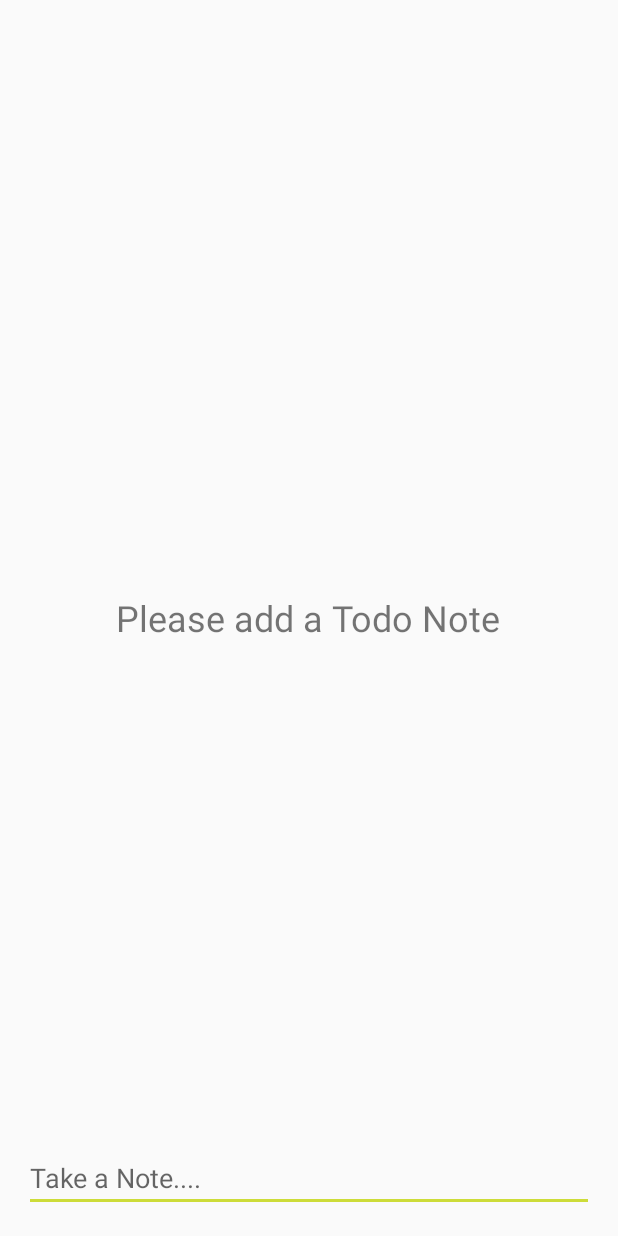
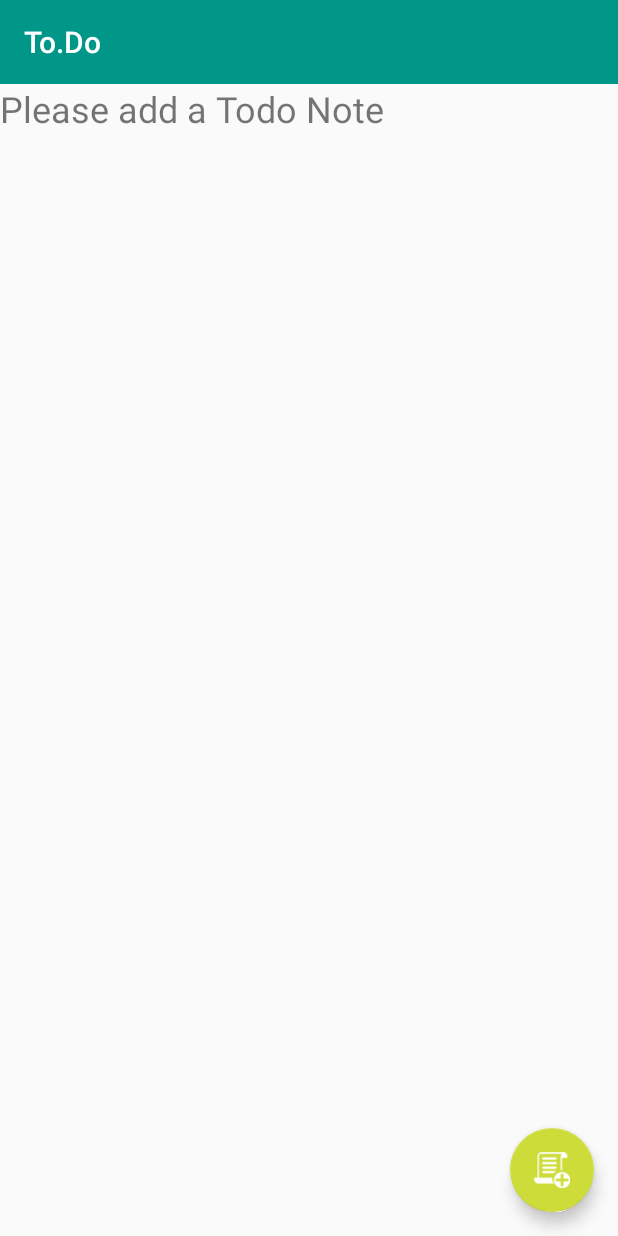
Before and after one commit to pragyagrawal/to.do, an Android app: the screen it shows after launch (ToDoListActivity), on a phone screen of 412 x 824 dp. Run offline under Robolectric (Android 15) with nearby library versions, the phone set to English and light mode, and no system bars; our stand-ins replace ButterKnife.

Commit message:
changing todo lists ui on home activity.

```diff
--- a/app/src/main/java/com/binarybricks/mytodolist/EditTodoItemActivity.java
+++ b/app/src/main/java/com/binarybricks/mytodolist/EditTodoItemActivity.java
@@ -141,7 +141,7 @@ public class EditTodoItemActivity extends AppCompatActivity {
 
     @OnClick(R.id.llPriority)
     void setPriority(View v){
-        final CharSequence[] priority = {"High", "Medium","Low"};
+        final CharSequence[] priority = {"High","Medium","Low"};
         AlertDialog.Builder builder = new AlertDialog.Builder(this);
         builder.setTitle("Priority:");
         builder.setItems(priority,new DialogInterface.OnClickListener() {
--- a/app/src/main/java/com/binarybricks/mytodolist/ToDoListActivity.java
+++ b/app/src/main/java/com/binarybricks/mytodolist/ToDoListActivity.java
@@ -4,20 +4,32 @@ import android.content.DialogInterface;
 import android.content.Intent;
 import android.database.Cursor;
 import android.os.Bundle;
+import android.support.design.widget.FloatingActionButton;
 import android.support.v7.app.AlertDialog;
 import android.support.v7.app.AppCompatActivity;
+import android.support.v7.widget.Toolbar;
 import android.view.View;
 import android.widget.AdapterView;
-import android.widget.EditText;
-import android.widget.GridView;
+import android.widget.ListView;
 import android.widget.SimpleCursorAdapter;
 import android.widget.TextView;
 
+import butterknife.BindView;
+import butterknife.ButterKnife;
+
 public class ToDoListActivity extends AppCompatActivity {
 
-    private GridView gvTodoItemList;
-    private EditText etAddTodoText;
-    private TextView tvEmptyListMessage;
+    @BindView(R.id.lvTodoList)
+    ListView lvTodoItemList;
+
+    @BindView(R.id.emptyListMessage)
+    TextView tvEmptyListMessage;
+
+    @BindView(R.id.fabAdd)
+    FloatingActionButton fabAdd;
+
+    @BindView(R.id.toolbar)
+    Toolbar toolbar;
 
     TodoDBHelper todoDBHelper;
     SimpleCursorAdapter cursorAdapter;
@@ -27,22 +39,22 @@ public class ToDoListActivity extends AppCompatActivity {
         super.onCreate(savedInstanceState);
         setContentView(R.layout.activity_to_do_list);
 
-        gvTodoItemList = (GridView) findViewById(R.id.gvTodoList);
-        etAddTodoText = (EditText) findViewById(R.id.etAddTodoText);
-        tvEmptyListMessage = (TextView) findViewById(R.id.emptyListMessage);
+        ButterKnife.bind(this);
+
+        setSupportActionBar(toolbar);
 
         todoDBHelper = new TodoDBHelper(ToDoListActivity.this);
 
         fetchTodoList();
 
-        gvTodoItemList.setOnItemClickListener(new AdapterView.OnItemClickListener() {
+        lvTodoItemList.setOnItemClickListener(new AdapterView.OnItemClickListener() {
             @Override
             public void onItemClick(AdapterView<?> parent, View view, int position, long id) {
                 // Get the cursor, positioned to the corresponding row in the result set
-                Cursor cursor = (Cursor) gvTodoItemList.getItemAtPosition(position);
+                Cursor cursor = (Cursor) lvTodoItemList.getItemAtPosition(position);
                 String task = cursor.getString(cursor.getColumnIndexOrThrow(TodoDBHelper.TODO_COLUMN_TASK));
                 String description = cursor.getString(cursor.getColumnIndexOrThrow(TodoDBHelper.TODO_COLUMN_DESCRIPTION));
-                String dueDate  = cursor.getString(cursor.getColumnIndexOrThrow(TodoDBHelper.TODO_COLUMN_DUE_DATE));
+                String dueDate = cursor.getString(cursor.getColumnIndexOrThrow(TodoDBHelper.TODO_COLUMN_DUE_DATE));
                 String priority = cursor.getString(cursor.getColumnIndexOrThrow(TodoDBHelper.TODO_COLUMN_PRIORITY));
                 String hashTag = cursor.getString(cursor.getColumnIndexOrThrow(TodoDBHelper.TODO_COLUMN_HASHTAG));
                 Integer taskId = cursor.getInt(cursor.getColumnIndexOrThrow(TodoDBHelper.TODO_COLUMN_ID));
@@ -58,7 +70,7 @@ public class ToDoListActivity extends AppCompatActivity {
             }
         });
 
-        etAddTodoText.setOnClickListener(new View.OnClickListener() {
+        fabAdd.setOnClickListener(new View.OnClickListener() {
             @Override
             public void onClick(View v) {
                 Intent emptyIntent = new Intent(ToDoListActivity.this, EditTodoItemActivity.class);
@@ -66,10 +78,10 @@ public class ToDoListActivity extends AppCompatActivity {
             }
         });
 
-        gvTodoItemList.setOnItemLongClickListener(new AdapterView.OnItemLongClickListener() {
+        lvTodoItemList.setOnItemLongClickListener(new AdapterView.OnItemLongClickListener() {
             @Override
-            public boolean onItemLongClick(AdapterView<?> arg0, View arg1, int pos, long id) {
-                Cursor cursor = (Cursor) gvTodoItemList.getItemAtPosition(pos);
+            public boolean onItemLongClick(AdapterView<?> parent, View view, int position, long id) {
+                Cursor cursor = (Cursor) lvTodoItemList.getItemAtPosition(position);
                 Integer taskId = cursor.getInt(cursor.getColumnIndexOrThrow(TodoDBHelper.TODO_COLUMN_ID));
                 showDeleteDialog(taskId);
                 return true;
@@ -89,23 +101,22 @@ public class ToDoListActivity extends AppCompatActivity {
     private void fetchTodoList() {
         // The desired columns to be bound
         String[] columns = new String[]{
-                todoDBHelper.TODO_COLUMN_TASK, todoDBHelper.TODO_COLUMN_DESCRIPTION
+                todoDBHelper.TODO_COLUMN_TASK, todoDBHelper.TODO_COLUMN_DESCRIPTION, todoDBHelper.TODO_COLUMN_DUE_DATE, todoDBHelper.TODO_COLUMN_PRIORITY
         };
 
         // the XML defined views which the data will be bound to
         int[] to = new int[]{
-                R.id.tvItemText, R.id.tvItemTitle
+                R.id.tvItemTask, R.id.tvItemDescription, R.id.tvSetItemDueDate, R.id.tvSetPriorityColor
         };
 
         Cursor cursor = todoDBHelper.getTodoList();
-        if (cursor.getCount()>0) {
+        if (cursor.getCount() > 0) {
             tvEmptyListMessage.setVisibility(View.INVISIBLE);
-        }else {
+        } else {
             tvEmptyListMessage.setVisibility(View.VISIBLE);
         }
         cursorAdapter = new SimpleCursorAdapter(ToDoListActivity.this, R.layout.todo_item_view, cursor, columns, to, 0);
-        gvTodoItemList.setAdapter(cursorAdapter);
-
+        lvTodoItemList.setAdapter(cursorAdapter);
     }
 
     private void showDeleteDialog(final Integer taskId) {
--- a/app/src/main/res/layout/activity_edit_todo_item.xml
+++ b/app/src/main/res/layout/activity_edit_todo_item.xml
@@ -4,7 +4,6 @@
     xmlns:tools="http://schemas.android.com/tools"
     android:layout_width="match_parent"
     android:layout_height="match_parent"
-    android:orientation="vertical"
     tools:context="com.binarybricks.mytodolist.EditTodoItemActivity">
 
     <android.support.v7.widget.Toolbar
--- a/app/src/main/res/layout/activity_to_do_list.xml
+++ b/app/src/main/res/layout/activity_to_do_list.xml
@@ -1,38 +1,53 @@
 <?xml version="1.0" encoding="utf-8"?>
 <RelativeLayout xmlns:android="http://schemas.android.com/apk/res/android"
+    xmlns:app="http://schemas.android.com/apk/res-auto"
     xmlns:tools="http://schemas.android.com/tools"
     android:layout_width="match_parent"
     android:layout_height="match_parent"
-    android:paddingBottom="@dimen/activity_vertical_margin"
-    android:paddingLeft="@dimen/activity_horizontal_margin"
-    android:paddingRight="@dimen/activity_horizontal_margin"
-    android:paddingTop="@dimen/activity_vertical_margin"
     tools:context="com.binarybricks.mytodolist.ToDoListActivity">
 
-    <TextView
-        android:layout_width="wrap_content"
-        android:layout_height="wrap_content"
-        android:id="@+id/emptyListMessage"
-        android:layout_centerInParent="true"
-        android:text="@string/empty_message_text"
-        android:textSize="@dimen/empty_message_text_size"/>
-
-    <EditText
-        android:id="@+id/etAddTodoText"
+    <android.support.v7.widget.Toolbar
+        android:id="@+id/toolbar"
         android:layout_width="match_parent"
         android:layout_height="wrap_content"
-        android:layout_alignParentBottom="true"
-        android:editable="false"
-        android:hint="@string/take_a_note_hint" />
+        android:background="?attr/colorPrimary"
+        android:minHeight="?attr/actionBarSize"
+        app:titleTextColor="@android:color/white"></android.support.v7.widget.Toolbar>
 
-    <GridView
-        android:id="@+id/gvTodoList"
+    <android.support.design.widget.CoordinatorLayout
         android:layout_width="match_parent"
         android:layout_height="match_parent"
-        android:layout_above="@+id/etAddTodoText"
-        android:layout_marginBottom="@dimen/grid_view_margin_bottom"
-        android:horizontalSpacing="@dimen/grid_view_horizontal_spacing"
-        android:numColumns="auto_fit"
-        android:verticalSpacing="@dimen/grid_view_vertical_spacing"></GridView>
+        android:layout_below="@+id/toolbar">
 
+        <LinearLayout
+            android:layout_width="match_parent"
+            android:layout_height="match_parent"
+            android:orientation="vertical">
+
+            <TextView
+                android:id="@+id/emptyListMessage"
+                android:layout_width="wrap_content"
+                android:layout_height="wrap_content"
+                android:layout_centerInParent="true"
+                android:text="@string/empty_message_text"
+                android:textSize="@dimen/empty_message_text_size" />
+
+            <ListView
+                android:layout_width="match_parent"
+                android:layout_height="match_parent"
+                android:id="@+id/lvTodoList"></ListView>
+
+        </LinearLayout>
+
+        <android.support.design.widget.FloatingActionButton
+            android:id="@+id/fabAdd"
+            android:layout_width="wrap_content"
+            android:layout_height="wrap_content"
+            android:layout_margin="16dp"
+            android:clickable="true"
+            android:src="@drawable/add_task"
+            app:layout_anchor="@id/lvTodoList"
+            app:layout_anchorGravity="bottom|right|end" />
+
+    </android.support.design.widget.CoordinatorLayout>
 </RelativeLayout>
--- a/app/src/main/res/values/dimens.xml
+++ b/app/src/main/res/values/dimens.xml
@@ -8,9 +8,9 @@
     <dimen name="margin_bottom">32dp</dimen>
     <dimen name="edit_item_text_size">18sp</dimen>
     <dimen name="empty_message_text_size">24sp</dimen>
-    <dimen name="grid_view_margin_bottom">8dp</dimen>
-    <dimen name="grid_view_horizontal_spacing">12dp</dimen>
-    <dimen name="grid_view_vertical_spacing">12dp</dimen>
-    <dimen name="grid_item_title_text_size">16sp</dimen>
+    <dimen name="list_view_margin_bottom">8dp</dimen>
+    <dimen name="list_view_horizontal_spacing">12dp</dimen>
+    <dimen name="list_view_vertical_spacing">12dp</dimen>
+    <dimen name="list_item_title_text_size">16sp</dimen>
     <dimen name="todo_item_text_size">20sp</dimen>
 </resources>
```
Also changed, not shown: app/src/main/res/layout/todo_item_view.xml (+35 -15 lines), app/src/main/res/drawable/add_task.png (added), app/src/main/res/drawable/add_task1.png (added), 2 other files.
